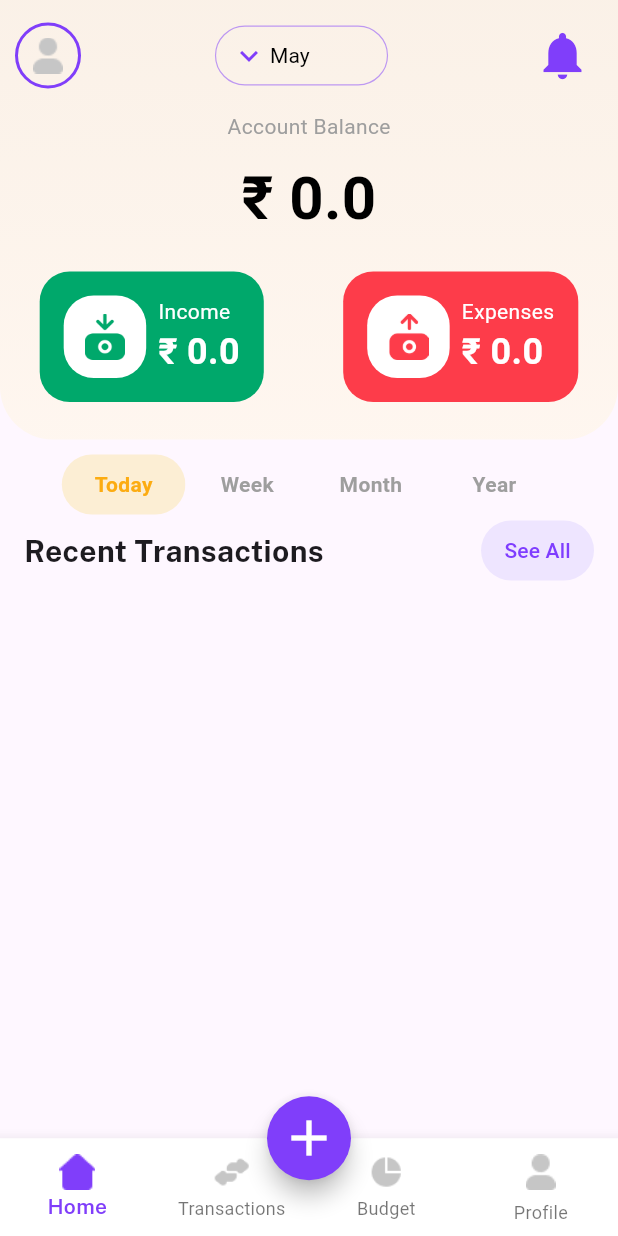
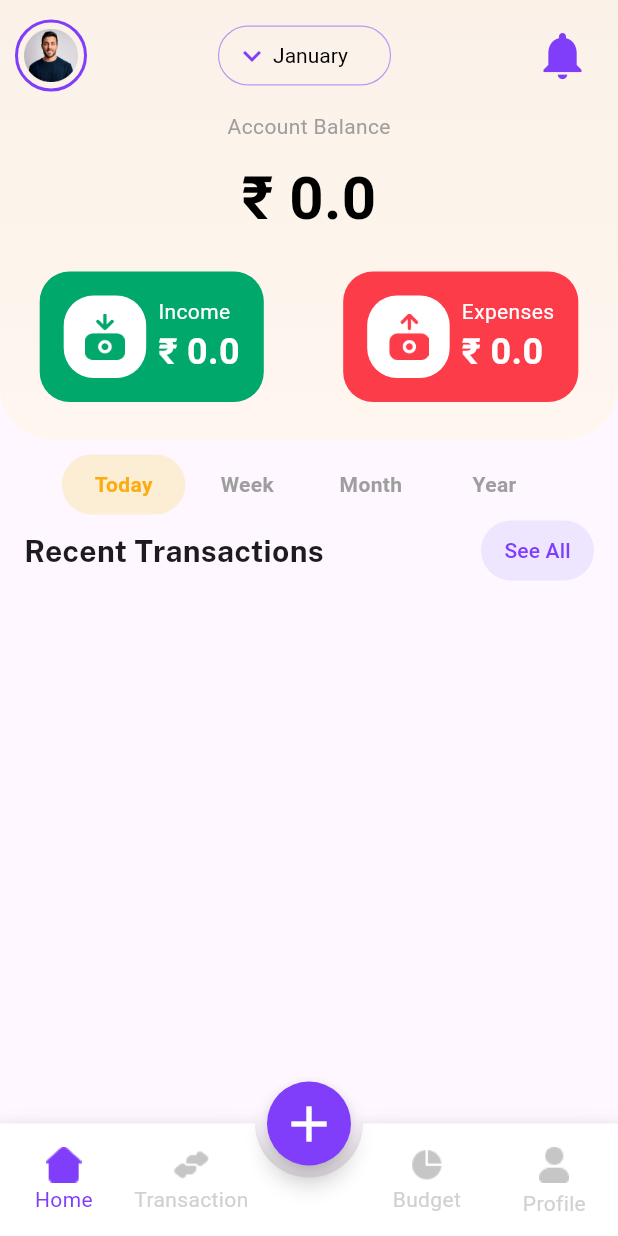
Before and after one commit to SanchitDang/CipherSchools-Flutter-Assignment, a Flutter app: the HomePage screen opened directly, on a phone screen of 412 x 824 dp. Run offline on Flutter 3.47's test engine with Material 3 defaults, Android fonts, the phone set to English and light mode, and no system bars; drawn by our look-alikes of animated_bottom_navigation_bar; our stand-ins replace cloud_firestore, firebase_auth, firebase_core, get, google_sign_in, loading_animation_widget and 1 more; accounts and stored records are empty; Roboto replaces fonts that are missing (Semibold).

Commit message:
nav bar changed

```diff
--- a/lib/controller/home_page_controller.dart
+++ b/lib/controller/home_page_controller.dart
@@ -30,7 +30,7 @@ class HomePageController extends GetxController {
   }
 
   void setData() async {
-    selectedMonth.value = DateFormat('MMMM').format(DateTime.now());
+    // selectedMonth.value = DateFormat('MMMM').format(DateTime.now());
   }
 
   @override
--- a/lib/screens/Home/home.dart
+++ b/lib/screens/Home/home.dart
@@ -58,11 +58,14 @@ class Home extends StatelessWidget {
                                 width: 2, // Border width
                               ),
                             ),
-                            child: CircleAvatar(
-                              radius: 20,
-                              backgroundColor: Colors.transparent,
-                              child: Image.asset(
-                                'images/user.png',
+                            child: Padding(
+                              padding: const EdgeInsets.all(4.0),
+                              child: CircleAvatar(
+                                radius: 18,
+                                backgroundColor: Colors.transparent,
+                                child: Image.asset(
+                                  'images/profile.png',
+                                ),
                               ),
                             ),
                           ),
--- a/lib/screens/Home/home_screen.dart
+++ b/lib/screens/Home/home_screen.dart
@@ -1,5 +1,5 @@
 import 'package:cipher_schools_flutter_assignment/consts/colors.dart';
-import 'package:cipher_schools_flutter_assignment/consts/styles.dart';
+import 'package:animated_bottom_navigation_bar/animated_bottom_navigation_bar.dart';
 import 'package:cipher_schools_flutter_assignment/controller/home_controller.dart';
 import 'package:cipher_schools_flutter_assignment/screens/Home/home.dart';
 import 'package:cipher_schools_flutter_assignment/screens/budget/budget_screen.dart';
@@ -19,6 +19,21 @@ class HomePage extends StatefulWidget {
 
 class _HomePageState extends State<HomePage> {
   var controller = Get.put(HomeController());
+
+  final imgList = [
+    'images/home.png',
+    'images/transaction.png',
+    'images/pie-chart.png',
+    'images/user.png',
+  ];
+
+  final namesList = [
+    'Home',
+    'Transaction',
+    'Budget',
+    'Profile',
+  ];
+
   @override
   Widget build(BuildContext context) {
     var navBody = [
@@ -31,57 +46,36 @@ class _HomePageState extends State<HomePage> {
       body: Center(
           child:
               Obx(() => navBody.elementAt(controller.currentNavIndex.value))),
-      bottomNavigationBar: Obx(
-        () => BottomNavigationBar(
-          currentIndex: controller.currentNavIndex.value,
-          selectedItemColor: primaryColor,
-          selectedIconTheme: const IconThemeData(color: primaryColor),
-          selectedLabelStyle: const TextStyle(fontFamily: semibold),
-          items: [
-            BottomNavigationBarItem(
-                icon: Image.asset(
-                  'images/home.png',
+      bottomNavigationBar: Obx(() => AnimatedBottomNavigationBar.builder(
+            itemCount: 4,
+            height: 75,
+            tabBuilder: (int index, bool isActive) {
+              return Column(
+                mainAxisAlignment: MainAxisAlignment.center,
+                children: [
+                  Image.asset(
+                    imgList[index],
                     width: 26,
-                  color: controller.currentNavIndex.value == 0
+                    color: controller.currentNavIndex.value == index
                         ? primaryColor
                         : null,
                   ),
-                label: "Home"),
-            BottomNavigationBarItem(
-                icon: Image.asset(
-                  'images/transaction.png',
-                  width: 26,
-                  color: controller.currentNavIndex.value == 1
+                  Text(namesList[index], style: TextStyle(color: controller.currentNavIndex.value == index
                       ? primaryColor
-                      : null,
-                ),
-                label: "Transactions"),
-            BottomNavigationBarItem(
-                icon: Image.asset(
-                  'images/pie-chart.png',
-                  width: 26,
-                  color: controller.currentNavIndex.value == 2
-                      ? primaryColor
-                      : null,
-                ),
-                label: "Budget"),
-            BottomNavigationBarItem(
-                icon: Image.asset(
-                  'images/user.png',
-                  width: 26,
-                  color: controller.currentNavIndex.value == 3
-                      ? primaryColor
-                      : null,
-                ),
-                label: "Profile"),
+                      : textFieldGrey,),),
                 ],
-          type: BottomNavigationBarType.fixed,
-          backgroundColor: whiteColor,
+              );
+            },
+            backgroundColor: Colors.white,
+            activeIndex: controller.currentNavIndex.value,
+            splashColor: primaryColor,
+            splashSpeedInMilliseconds: 300,
+            notchSmoothness: NotchSmoothness.defaultEdge,
+            gapLocation: GapLocation.center,
             onTap: (value) {
               controller.currentNavIndex.value = value;
             },
-        ),
-      ),
+          )),
       floatingActionButton: FloatingActionButton(
         onPressed: () => openAddBottomSheet(context),
         shape: const CircleBorder(),
--- a/lib/screens/profile/profile_screen.dart
+++ b/lib/screens/profile/profile_screen.dart
@@ -57,14 +57,17 @@ class _ProfileScreenState extends State<ProfileScreen> {
                     shape: BoxShape.circle,
                     border: Border.all(
                       color: primaryColor, // Purple color border
-                      width: 2, // Border width
+                      width: 2.5, // Border width
                     ),
                   ),
-                  child: CircleAvatar(
-                    radius: 40,
-                    backgroundColor: Colors.transparent,
-                    child: Image.asset(
-                      'images/user.png',
+                  child: Padding(
+                    padding: const EdgeInsets.all(4.0),
+                    child: CircleAvatar(
+                      radius: 36,
+                      backgroundColor: Colors.transparent,
+                      child: Image.asset(
+                        'images/profile.png',
+                      ),
                     ),
                   ),
                 ),
--- a/pubspec.yaml
+++ b/pubspec.yaml
@@ -20,6 +20,7 @@ dependencies:
   intl: any
   loading_animation_widget: ^1.2.0+3
   google_sign_in: ^5.0.4
+  animated_bottom_navigation_bar: ^1.3.3
 
 dev_dependencies:
   flutter_test:
```
Also changed, not shown: images/profile.png (added), pubspec.lock. Lines whose indentation alone changed are shown as unchanged.
